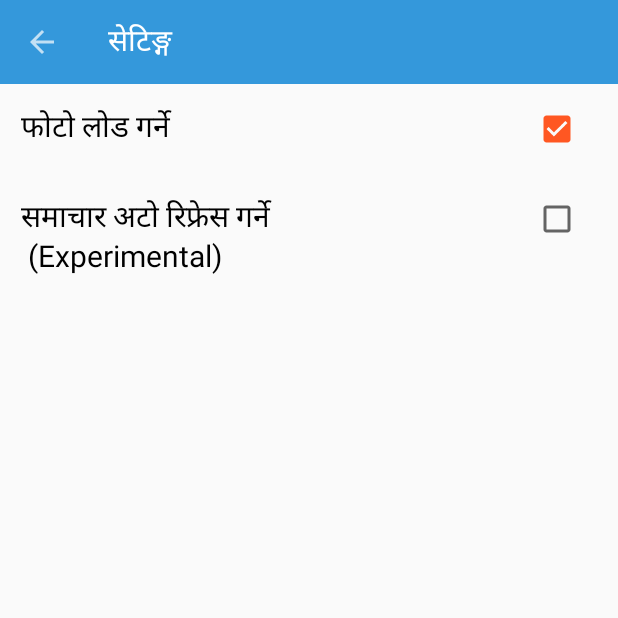
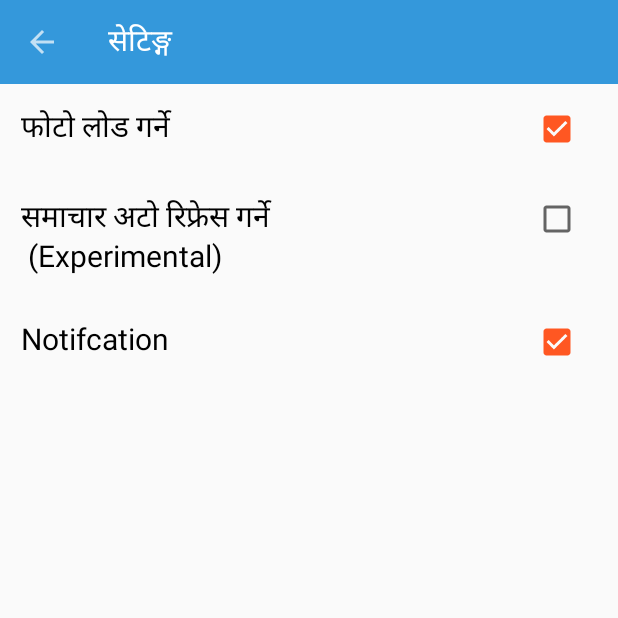
Before and after one commit to roshangm1/Benionline.com.np, an Android app: the Settings screen opened directly, with no data from a screen before it, on a phone screen of 412 x 824 dp, the top half of it. Run offline under Robolectric (Android 15) with nearby library versions, the phone set to English and light mode, and no system bars; network calls fail.

Commit message:
gcm implementation

```diff
--- a/app/src/main/java/np/info/roshan/benionlinecomnp/activities/AboutUs.java
+++ b/app/src/main/java/np/info/roshan/benionlinecomnp/activities/AboutUs.java
@@ -44,7 +44,6 @@ public class AboutUs extends AppCompatActivity {
         FancyButton web = (FancyButton) findViewById(R.id.webButton);
 
         assert facebook != null;
-        assert facebook != null;
         facebook.setOnClickListener(new View.OnClickListener() {
             @Override
             public void onClick(View v) {
@@ -62,7 +61,6 @@ public class AboutUs extends AppCompatActivity {
         });
 
 
-        assert twitter != null;
         assert twitter != null;
         twitter.setOnClickListener(new View.OnClickListener() {
             @Override
--- a/app/src/main/java/np/info/roshan/benionlinecomnp/activities/Settings.java
+++ b/app/src/main/java/np/info/roshan/benionlinecomnp/activities/Settings.java
@@ -17,12 +17,22 @@ public class Settings extends AppCompatActivity {
         setContentView(R.layout.activity_settings);
 
         CheckBox loadImages = (CheckBox) findViewById(R.id.load_images);
+        CheckBox notification = (CheckBox) findViewById(R.id.notifcation);
+
         loadImages.setChecked(getSharedPreferences("settings",MODE_PRIVATE).getBoolean("loadImages",true));
+        notification.setChecked(getSharedPreferences("settings",MODE_PRIVATE).getBoolean("notifications",true));
 
         loadImages.setOnCheckedChangeListener(new CompoundButton.OnCheckedChangeListener() {
             @Override
             public void onCheckedChanged(CompoundButton buttonView, boolean isChecked) {
                     getSharedPreferences("settings",MODE_PRIVATE).edit().putBoolean("loadImages",isChecked).apply();
+            }
+        });
+
+        notification.setOnCheckedChangeListener(new CompoundButton.OnCheckedChangeListener() {
+            @Override
+            public void onCheckedChanged(CompoundButton buttonView, boolean isChecked) {
+                getSharedPreferences("settings",MODE_PRIVATE).edit().putBoolean("notifications",isChecked).apply();
             }
         });
 
--- a/app/src/main/java/np/info/roshan/benionlinecomnp/activities/SplashScreen.java
+++ b/app/src/main/java/np/info/roshan/benionlinecomnp/activities/SplashScreen.java
@@ -21,6 +21,6 @@ public class SplashScreen extends AppCompatActivity {
                 overridePendingTransition(R.anim.slide_in_up,R.anim.nothing);
                 finish();
             }
-        },1500);
+        },1000);
     }
 }
--- a/app/src/main/res/layout/activity_settings.xml
+++ b/app/src/main/res/layout/activity_settings.xml
@@ -62,6 +62,27 @@
                     />
             </LinearLayout>
 
+            <LinearLayout
+                android:layout_width="match_parent"
+                android:layout_height="wrap_content"
+                android:padding="14dp">
+                <TextView
+                    android:layout_width="0dp"
+                    android:layout_height="wrap_content"
+                    android:textColor="#000"
+                    android:text="Notifcation"
+                    android:textSize="20sp"
+                    android:layout_weight="1"/>
+
+                <CheckBox
+                    android:id="@+id/notifcation"
+                    android:layout_width="wrap_content"
+                    android:layout_height="wrap_content"
+                    android:textColor="#000"
+                    android:padding="5dp"
+                    />
+            </LinearLayout>
+
 
         </LinearLayout>
     </ScrollView>
```
Also changed, not shown: app/src/main/java/np/info/roshan/benionlinecomnp/activities/MainActivity.java (+30 -30 lines), app/src/main/java/np/info/roshan/benionlinecomnp/activities/NewsDetails.java (+25 -15 lines), app/src/main/java/np/info/roshan/benionlinecomnp/fragments/News.java (+26 -135 lines), app/src/main/java/np/info/roshan/benionlinecomnp/helper/MyIntentService.java (+9 -17 lines), app/src/main/java/np/info/roshan/benionlinecomnp/networking/NewsDownloader.java (added, +128 -0 lines), app/src/main/res/menu/menu_drawer.xml (+16 -8 lines), 1 other file.
